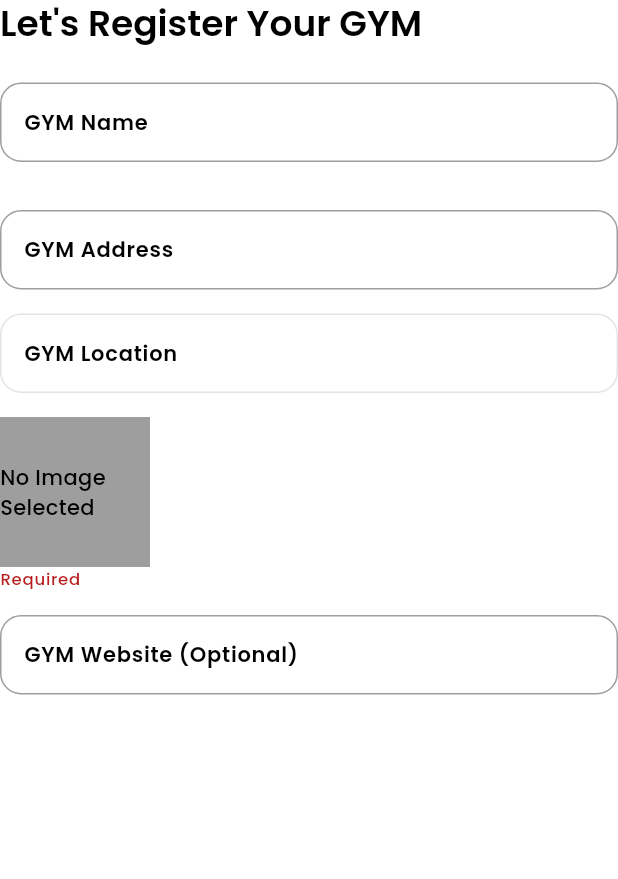
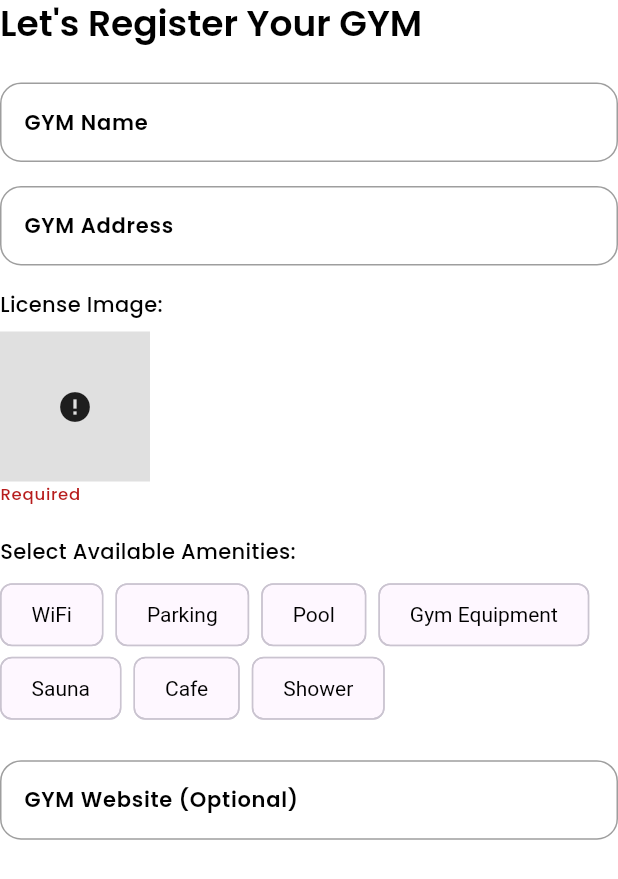
Before and after one commit to thezuraiz/fitness_scout_GYM_owner, a Flutter app: the GymInfoScreen widget shown alone on an empty page, opened directly, on a phone screen of 412 x 824 dp. Shown: the top 879 px of the screen. Run offline on Flutter 3.47's test engine with Material 3 defaults, Android fonts, the phone set to English and light mode, and no system bars; our stand-ins replace cloud_firestore, connectivity_plus, firebase_auth, firebase_core, firebase_storage, flutter_native_splash and 10 more; accounts and stored records are empty; generated files the repository leaves out were written again; network calls fail; statements that could not run were skipped; project files that could hold a hidden picture were left out.

Commit message:
Fetch Location and remaining work - Putting data to upload to Firestore

```diff
--- a/lib/features/authentication/controllers/gym_verification/gym_verification_controller.dart
+++ b/lib/features/authentication/controllers/gym_verification/gym_verification_controller.dart
@@ -2,9 +2,11 @@ import 'dart:io';
 
 import 'package:firebase_auth/firebase_auth.dart';
 import 'package:fitness_scout_owner_v1/data/repositories/user/user_repository.dart';
+import 'package:fitness_scout_owner_v1/features/authentication/models/amenities_model.dart';
 import 'package:fitness_scout_owner_v1/features/authentication/screens/gym_verification/widgets/gym_info.dart';
 import 'package:fitness_scout_owner_v1/features/authentication/screens/gym_verification/widgets/review.dart';
 import 'package:fitness_scout_owner_v1/utils/helpers/logger.dart';
+import 'package:geolocator/geolocator.dart';
 import 'package:get/get.dart';
 import 'package:flutter/material.dart';
 import 'package:image_picker/image_picker.dart';
@@ -14,14 +16,24 @@ import '../../../../utils/helpers/network_manager.dart';
 import '../../../../utils/popups/full_screen_loader.dart';
 import '../../../../utils/popups/loader.dart';
 import '../../models/gym_model.dart';
+import '../../screens/gym_verification/gym_registration_waiting_list.dart';
 import '../../screens/gym_verification/widgets/bank_info.dart';
 import '../../screens/gym_verification/widgets/gym_timmings.dart';
 
 class GymVerificationController extends GetxController {
   static GymVerificationController get instance => Get.find();
 
+  @override
+  Future<void> onInit() async {
+    super.onInit();
+    await Geolocator.requestPermission();
+    position = await Geolocator.getCurrentPosition(
+        desiredAccuracy: LocationAccuracy.high);
+    ZLogger.info('Position $position');
+  }
+
   /// - Variables
-
+  late Position position;
   RxInt stepperCurrentIndex = 0.obs;
   TextEditingController gymName = TextEditingController();
   TextEditingController gymAddress = TextEditingController();
@@ -31,6 +43,15 @@ class GymVerificationController extends GetxController {
   TextEditingController gymOwnerAccountNumber = TextEditingController();
   TextEditingController gymOwnerAccountIBAN = TextEditingController();
   Map<String, Map<String, dynamic?>> timings = {};
+  RxList<Amenity> amenities = [
+    Amenity(name: 'WiFi'),
+    Amenity(name: 'Parking'),
+    Amenity(name: 'Pool'),
+    Amenity(name: 'Gym Equipment'),
+    Amenity(name: 'Sauna'),
+    Amenity(name: 'Cafe'),
+    Amenity(name: 'Shower'),
+  ].obs;
 
   final formKeyStep1 = GlobalKey<FormState>();
   final formKeyStep2 = GlobalKey<FormState>();
@@ -148,6 +169,7 @@ class GymVerificationController extends GetxController {
             message: 'Your account has been created! verify email to continue');
 
         ZFullScreenLoader.stopLoading();
+        Get.offAll(() => const GymRegistrationWaitingList());
       } else {
         ZLoaders.warningSnackBar(
             title: 'Uh Snap!', message: 'Please pick an image first.');
--- a/lib/features/authentication/controllers/signup/signup_controller.dart
+++ b/lib/features/authentication/controllers/signup/signup_controller.dart
@@ -66,7 +66,7 @@ class SignupController extends GetxController {
           name: '${firstName.text.trim()} ${lastName.text.trim()}',
           username: username.text.trim(),
           email: email.text.trim(),
-          phoneNumber: phoneNumber.text.trim(),
+          contactNumber: phoneNumber.text.trim(),
           profilePicture: '');
 
       final userRepository = Get.put(UserRepository());
--- /dev/null
+++ b/lib/features/authentication/models/amenities_model.dart
@@ -0,0 +1,6 @@
+class Amenity {
+  String name;
+  bool isSelected;
+
+  Amenity({required this.name, this.isSelected = false});
+}
--- a/lib/features/authentication/models/gym_model.dart
+++ b/lib/features/authentication/models/gym_model.dart
@@ -7,7 +7,6 @@ class GymOwnerModel {
   final String name;
   final String username;
   final String email;
-  final String? phoneNumber;
   final String? profilePicture;
   final String? description;
   final String? gymName; // New optional field
@@ -23,13 +22,13 @@ class GymOwnerModel {
   final double balance;
   final String isApproved;
   final List<Visitor>? visitors;
+  final String gymType;
 
-  GymOwnerModel({
-    required this.id,
+  GymOwnerModel(
+      {required this.id,
       required this.name,
       required this.username,
       required this.email,
-    this.phoneNumber,
       this.profilePicture,
       this.description,
       this.gymName, // Added here
@@ -45,7 +44,7 @@ class GymOwnerModel {
       this.balance = 0.0,
       this.isApproved = 'Not-Approved',
       this.visitors,
-  });
+      this.gymType = 'Normal'});
 
   // Convert Firestore document snapshot to GymOwnerModel
   factory GymOwnerModel.fromSnapshot(DocumentSnapshot snapshot) {
@@ -56,7 +55,6 @@ class GymOwnerModel {
       name: data['name'] ?? '',
       username: data['username'] ?? '',
       email: data['email'] ?? '',
-      phoneNumber: data['phone_number'],
       profilePicture: data['profile_picture'],
       description: data['description'],
       gymName: data['gym_name'],
@@ -92,7 +90,6 @@ class GymOwnerModel {
         "name": name,
         "username": username,
         "email": email,
-        "phone_number": phoneNumber,
         "profile_picture": profilePicture,
         "description": description,
         "gym_name": gymName, // Added here
@@ -117,7 +114,6 @@ class GymOwnerModel {
       name: '',
       username: '',
       email: '',
-      phoneNumber: '',
       profilePicture: '',
       description: '',
       gymName: '',
--- a/lib/features/authentication/screens/gym_verification/gym_verification.dart
+++ b/lib/features/authentication/screens/gym_verification/gym_verification.dart
@@ -58,7 +58,6 @@ class GymVerificationScreen extends StatelessWidget {
                     child: ElevatedButton(
                       onPressed: () {
                         if (controller.isLastStep) {
-                          // Get.offAll(() => const GymRegistrationWaitingList());
                           GymVerificationController.instance.registerGYM();
                         } else {
                           controller.stepperCurrentIndex.value++;
--- /dev/null
+++ b/lib/features/authentication/screens/gym_verification/widgets/amenities.dart
@@ -0,0 +1,31 @@
+import 'package:fitness_scout_owner_v1/features/authentication/controllers/gym_verification/gym_verification_controller.dart';
+import 'package:fitness_scout_owner_v1/utils/constants/colors.dart';
+import 'package:flutter/material.dart';
+import 'package:get/get.dart';
+
+class AmenitiesWidget extends StatelessWidget {
+  const AmenitiesWidget({super.key});
+
+  @override
+  Widget build(BuildContext context) {
+    return Obx(() {
+      final amenities = GymVerificationController.instance.amenities.value;
+      return Wrap(
+        spacing: 8.0,
+        runSpacing: 1.0,
+        children: amenities.map((amenity) {
+          return FilterChip(
+            label: Text(amenity.name),
+            selected: amenity.isSelected,
+            onSelected: (bool selected) {
+              amenity.isSelected = selected;
+              GymVerificationController.instance.amenities.refresh();
+            },
+            selectedColor: ZColor.primary.shade300,
+            checkmarkColor: Colors.white,
+          );
+        }).toList(),
+      );
+    });
+  }
+}
--- a/lib/features/authentication/screens/gym_verification/widgets/gym_info.dart
+++ b/lib/features/authentication/screens/gym_verification/widgets/gym_info.dart
@@ -6,6 +6,7 @@ import 'package:flutter/material.dart';
 import 'package:get/get.dart';
 
 import '../../../../../utils/constants/sizes.dart';
+import 'amenities.dart';
 
 class GymInfoScreen extends StatelessWidget {
   const GymInfoScreen({super.key});
@@ -35,105 +36,24 @@ class GymInfoScreen extends StatelessWidget {
           const SizedBox(
             height: ZSizes.spaceBtwInputFields,
           ),
-          const SizedBox(height: ZSizes.spaceBtwInputFields),
           TextFormField(
             decoration: const InputDecoration(labelText: 'GYM Address'),
             validator: (value) =>
                 ZValidation.validateEmptyText('GYM Address', value),
             controller: controller.gymAddress,
           ),
-          // Padding(
-          //   padding: const EdgeInsets.all(16.0),
-          //   child: Text(
-          //     'Select Opening Hours',
-          //     style: TextStyle(
-          //       fontSize: 24,
-          //       fontWeight: FontWeight.bold,
-          //       color: Colors.black87,
-          //     ),
-          //   ),
-          // ),
-          // const SizedBox(height: 20),
-          // ListView(
-          //   physics: NeverScrollableScrollPhysics(),
-          //   shrinkWrap: true,
-          //   children: openingHours.keys.map((day) {
-          //     return Card(
-          //       margin: const EdgeInsets.symmetric(vertical: 8, horizontal: 16),
-          //       child: Column(
-          //         children: [
-          //           ListTile(
-          //             title: Text(day),
-          //             trailing: ToggleButtons(
-          //               children: <Widget>[
-          //                 Padding(
-          //                   padding:
-          //                       const EdgeInsets.symmetric(horizontal: 16.0),
-          //                   child: Text('Closed'),
-          //                 ),
-          //                 Padding(
-          //                   padding:
-          //                       const EdgeInsets.symmetric(horizontal: 16.0),
-          //                   child: Text('Open'),
-          //                 ),
-          //               ],
-          //               isSelected: [
-          //                 !openingHours[day]!['isOpen']!,
-          //                 openingHours[day]!['isOpen']!
-          //               ],
-          //               onPressed: (int index) {
-          //                 setState(() {
-          //                   openingHours[day]!['isOpen'] =
-          //                       index == 1; // Update isOpen state
-          //                   if (index == 0) {
-          //                     // If selected 'Closed', reset times
-          //                     openingHours[day]!['opening'] = null;
-          //                     openingHours[day]!['closing'] = null;
-          //                   }
-          //                 });
-          //               },
-          //             ),
-          //           ),
-          //           if (openingHours[day]!['isOpen']!)
-          //             Column(
-          //               children: [
-          //                 ListTile(
-          //                   title: Text(
-          //                       'Opening Time: ${openingHours[day]!['opening']?.format(context) ?? 'Select Opening Time'}'),
-          //                   trailing: IconButton(
-          //                     icon: Icon(Icons.access_time),
-          //                     onPressed: () {
-          //                       _selectTime(context, day, true);
-          //                     },
-          //                   ),
-          //                 ),
-          //                 ListTile(
-          //                   title: Text(
-          //                       'Closing Time: ${openingHours[day]!['closing']?.format(context) ?? 'Select Closing Time'}'),
-          //                   trailing: IconButton(
-          //                     icon: Icon(Icons.access_time),
-          //                     onPressed: () {
-          //                       _selectTime(context, day, false);
-          //                     },
-          //                   ),
-          //                 ),
-          //               ],
-          //             ),
-          //         ],
-          //       ),
-          //     );
-          //   }).toList(),
-          // ),
           const SizedBox(
             height: ZSizes.spaceBtwInputFields,
           ),
-          TextFormField(
-            decoration: const InputDecoration(labelText: 'GYM Location'),
-            enabled: false,
-            controller: controller.gymLocation,
+          Text(
+            'License Image:',
+            style: Theme.of(context)
+                .textTheme
+                .bodyMedium!
+                .copyWith(fontWeight: FontWeight.w500),
           ),
           const SizedBox(
-            height: ZSizes.spaceBtwInputFields,
+            height: ZSizes.spaceBtwInputFields / 2,
           ),
           GestureDetector(
             onTap: () => controller.pickImage(),
@@ -153,8 +73,8 @@ class GymInfoScreen extends StatelessWidget {
                 return Container(
                   height: 100,
                   width: 100,
-                  color: Colors.grey, // Placeholder for no image
-                  child: Center(child: Text('No Image Selected')),
+                  color: Colors.grey.shade300, // Placeholder for no image
+                  child: Center(child: Icon(Icons.error)),
                 );
               }
             }),
@@ -172,7 +92,21 @@ class GymInfoScreen extends StatelessWidget {
                     .shrink(); // Provide an empty widget when the condition is false
           }),
           const SizedBox(
-            height: ZSizes.spaceBtwInputFields,
+            height: ZSizes.spaceBtwInputFields * 1.3,
+          ),
+          Text(
+            'Select Available Amenities:',
+            style: Theme.of(context)
+                .textTheme
+                .bodyMedium!
+                .copyWith(fontWeight: FontWeight.w500),
+          ),
+          const SizedBox(
+            height: ZSizes.spaceBtwInputFields / 2,
+          ),
+          AmenitiesWidget(),
+          const SizedBox(
+            height: ZSizes.spaceBtwInputFields * 1.5,
           ),
           TextFormField(
             decoration:
--- a/lib/main.dart
+++ b/lib/main.dart
@@ -1,6 +1,7 @@
 import 'package:firebase_core/firebase_core.dart';
 import 'package:flutter/cupertino.dart';
 import 'package:flutter_native_splash/flutter_native_splash.dart';
+import 'package:geolocator/geolocator.dart';
 import 'package:get_storage/get_storage.dart';
 import 'package:get/get.dart';
 import 'app.dart';
--- a/pubspec.yaml
+++ b/pubspec.yaml
@@ -51,6 +51,7 @@ dependencies:
   cloud_firestore: ^5.2.1
   google_sign_in: ^6.2.1
   flutter_switch: ^0.3.2
+  geolocator: ^10.0.0
 
 dev_dependencies:
   flutter_test:
```
Also changed, not shown: lib/features/authentication/screens/gym_verification/widgets/review.dart (+35 -8 lines), pubspec.lock, 2 other files. Lines whose indentation alone changed are shown as unchanged.
